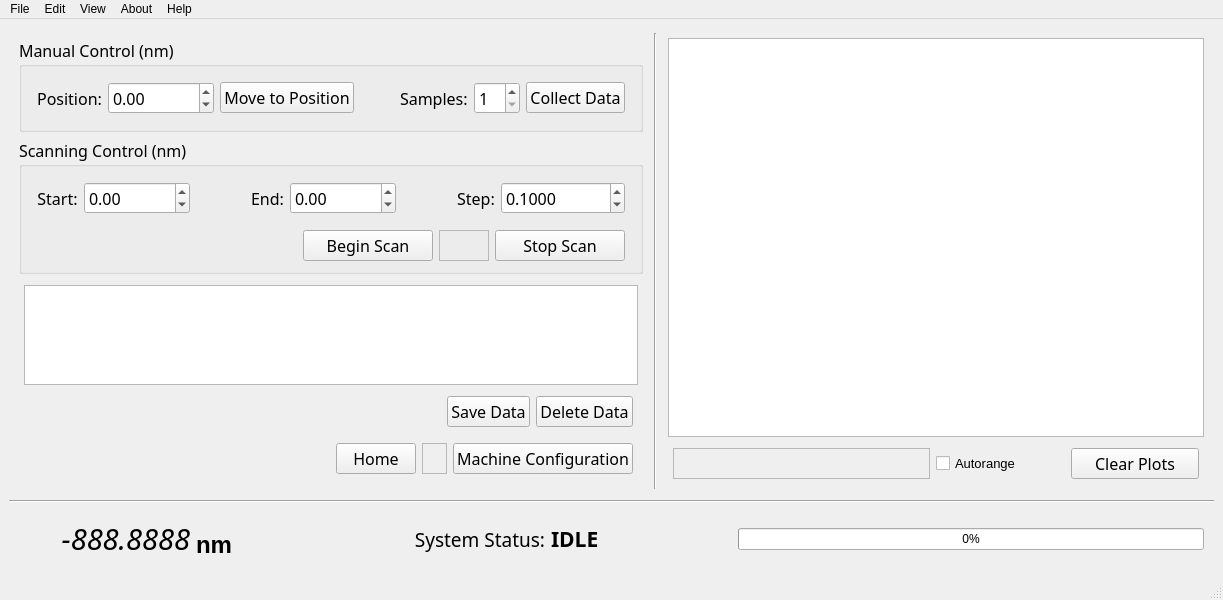
First picture: the form in ui/mainwindow_mk2.ui, repository mitbailey/MMC, before the edit.
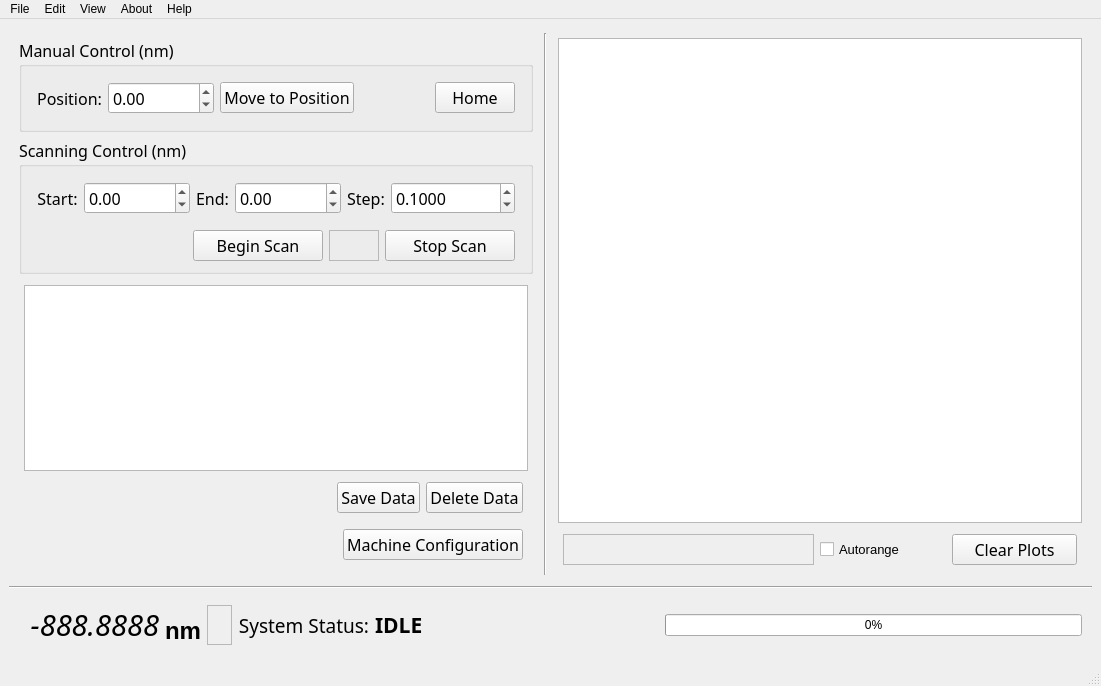
Second picture: the form after the edit.

Commit message: Removed OneShot/manual capture, moved manual-Home button, removed unused functions, made min/max positional limits enforced.

Patch:
```diff
--- a/ui/mainwindow_mk2.ui
+++ b/ui/mainwindow_mk2.ui
@@ -6,8 +6,8 @@
    <rect>
     <x>0</x>
     <y>0</y>
-    <width>1223</width>
-    <height>600</height>
+    <width>1101</width>
+    <height>686</height>
    </rect>
   </property>
   <property name="minimumSize">
@@ -22,7 +22,7 @@
   <widget class="QWidget" name="centralwidget">
    <layout class="QVBoxLayout" name="verticalLayout_6">
     <item>
-     <layout class="QHBoxLayout" name="horizontalLayout" stretch="0,0,1">
+     <layout class="QHBoxLayout" name="horizontalLayout" stretch="2,0,3">
       <property name="leftMargin">
        <number>5</number>
       </property>
@@ -51,6 +51,12 @@
         </property>
         <item>
          <widget class="QGroupBox" name="mancon_groupbox">
+          <property name="maximumSize">
+           <size>
+            <width>595</width>
+            <height>16777215</height>
+           </size>
+          </property>
           <property name="font">
            <font>
             <family>Segoe UI Semibold</family>
@@ -149,26 +155,15 @@
                 </spacer>
                </item>
                <item>
-                <widget class="QLabel" name="label_3">
-                 <property name="text">
-                  <string>Samples:</string>
+                <widget class="QPushButton" name="home_button">
+                 <property name="font">
+                  <font>
+                   <family>Segoe UI Semibold</family>
+                   <pointsize>12</pointsize>
+                  </font>
                  </property>
-                </widget>
-               </item>
-               <item>
-                <widget class="QSpinBox" name="samples_set_spinbox">
-                 <property name="minimum">
-                  <number>1</number>
-                 </property>
-                 <property name="maximum">
-                  <number>99</number>
-                 </property>
-                </widget>
-               </item>
-               <item>
-                <widget class="QPushButton" name="collect_data_button">
                  <property name="text">
-                  <string>Collect Data</string>
+                  <string>Home</string>
                  </property>
                 </widget>
                </item>
@@ -181,6 +176,12 @@
         </item>
         <item>
          <widget class="QGroupBox" name="scancon_groupbox">
+          <property name="maximumSize">
+           <size>
+            <width>595</width>
+            <height>16777215</height>
+           </size>
+          </property>
           <property name="font">
            <font>
             <family>Segoe UI Semibold</family>
@@ -328,7 +329,7 @@
                   <number>4</number>
                  </property>
                  <property name="minimum">
-                  <double>0.0001</double>
+                  <double>0.000100000000000</double>
                  </property>
                  <property name="maximum">
                   <double>500000.000000000000000</double>
@@ -337,7 +338,7 @@
                   <double>0.01</double>
                  </property>
                  <property name="value">
-                    <double>0.1</double>
+                  <double>0.100000000000000</double>
                  </property>
                 </widget>
                </item>
@@ -417,7 +418,7 @@
          </widget>
         </item>
         <item>
-         <layout class="QVBoxLayout" name="verticalLayout_2" stretch="1,0">
+         <layout class="QVBoxLayout" name="verticalLayout_2" stretch="1,0,0">
           <property name="leftMargin">
            <number>5</number>
           </property>
@@ -515,35 +516,6 @@
               </property>
              </spacer>
             </item>
-            <item>
-             <widget class="QPushButton" name="home_button">
-              <property name="font">
-               <font>
-                <family>Segoe UI Semibold</family>
-                <pointsize>12</pointsize>
-               </font>
-              </property>
-              <property name="text">
-               <string>Home</string>
-              </property>
-             </widget>
-            </item>
-            <item>
-             <widget class="QFrame" name="frame_3">
-              <property name="minimumSize">
-               <size>
-                <width>25</width>
-                <height>0</height>
-               </size>
-              </property>
-              <property name="frameShape">
-               <enum>QFrame::StyledPanel</enum>
-              </property>
-              <property name="frameShadow">
-               <enum>QFrame::Raised</enum>
-              </property>
-             </widget>
-            </item>
             <item>
              <widget class="QPushButton" name="save_config_button">
               <property name="font">
@@ -730,6 +702,22 @@
           </property>
          </widget>
         </item>
+        <item>
+         <widget class="QFrame" name="frame_3">
+          <property name="minimumSize">
+           <size>
+            <width>25</width>
+            <height>0</height>
+           </size>
+          </property>
+          <property name="frameShape">
+           <enum>QFrame::StyledPanel</enum>
+          </property>
+          <property name="frameShadow">
+           <enum>QFrame::Raised</enum>
+          </property>
+         </widget>
+        </item>
         <item>
          <widget class="QLabel" name="label_2">
           <property name="font">
@@ -751,6 +739,12 @@
         </item>
         <item>
          <widget class="QLabel" name="status_label">
+          <property name="minimumSize">
+           <size>
+            <width>100</width>
+            <height>0</height>
+           </size>
+          </property>
           <property name="font">
            <font>
             <family>Digital-7 Mono</family>
@@ -765,6 +759,19 @@
           </property>
          </widget>
         </item>
+        <item>
+         <spacer name="horizontalSpacer_7">
+          <property name="orientation">
+           <enum>Qt::Horizontal</enum>
+          </property>
+          <property name="sizeHint" stdset="0">
+           <size>
+            <width>40</width>
+            <height>20</height>
+           </size>
+          </property>
+         </spacer>
+        </item>
        </layout>
       </item>
       <item>
@@ -811,7 +818,7 @@
     <rect>
      <x>0</x>
      <y>0</y>
-     <width>1223</width>
+     <width>1101</width>
      <height>21</height>
     </rect>
    </property>
```
Left out of the diff: 2 changed lines with no effect on the pictures. The commit also changes 1 other file.
